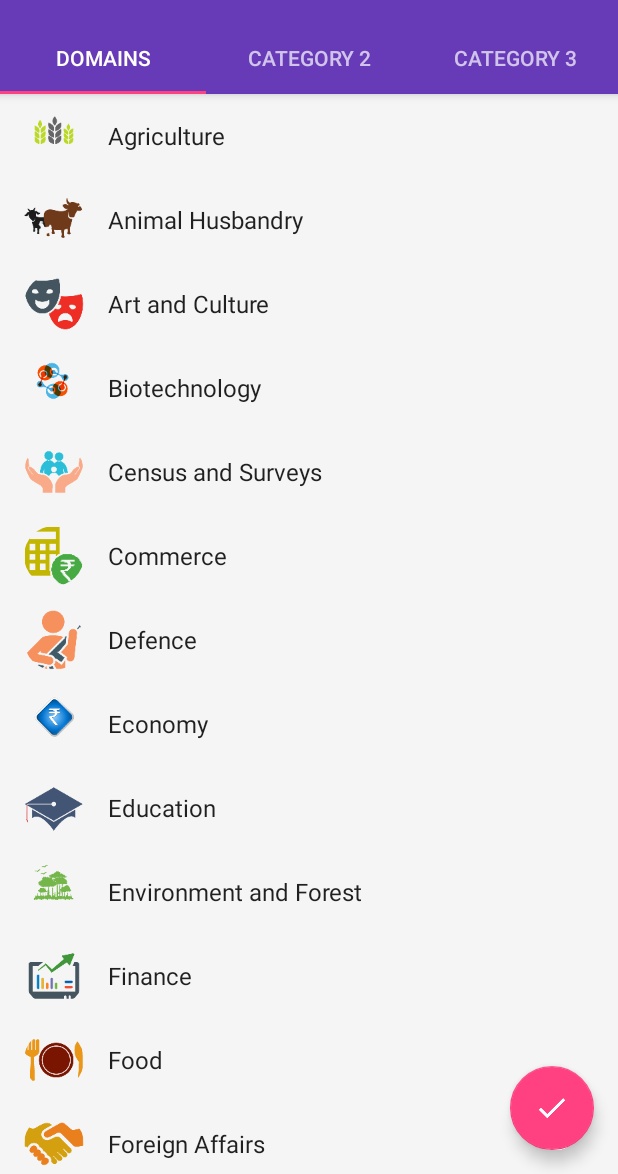
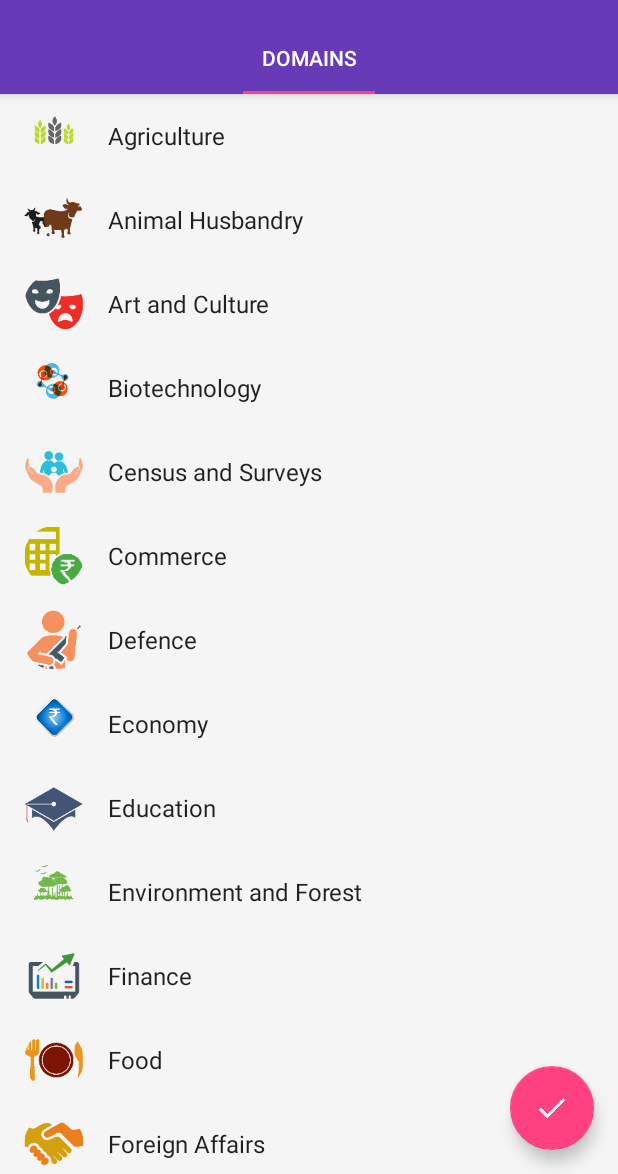
Before and after one commit to Knockathon2017/knockathon-scripts-kiddies, an Android app: the screen it shows after launch (MainActivity), in the side drawer, after a tap on "Messages", on a phone screen of 412 x 824 dp, the part 62-1236 px from its top. Run offline under Robolectric (Android 15) with nearby library versions, the light colour scheme and no system bars; our stand-ins replace CircleImageView; pictures from the network do not load.

Commit message:
added talking

```diff
--- a/app/build.gradle
+++ b/app/build.gradle
@@ -6,7 +6,7 @@ android {
 
     defaultConfig {
         applicationId "com.rsamadhan"
-        minSdkVersion 16
+        minSdkVersion 21
         targetSdkVersion 23
         versionCode 1
         versionName "1.0"
--- a/app/src/main/java/com/rsamadhan/DomainListFragment.java
+++ b/app/src/main/java/com/rsamadhan/DomainListFragment.java
@@ -19,6 +19,7 @@ package com.rsamadhan;
 import android.content.Context;
 import android.content.Intent;
 import android.os.Bundle;
+import android.speech.tts.TextToSpeech;
 import android.support.annotation.Nullable;
 import android.support.v4.app.Fragment;
 import android.support.v7.widget.LinearLayoutManager;
@@ -29,14 +30,32 @@ import android.view.View;
 import android.view.ViewGroup;
 import android.widget.ImageView;
 import android.widget.TextView;
+import android.widget.Toast;
 
 import com.bumptech.glide.Glide;
 
 import java.util.ArrayList;
 import java.util.List;
+import java.util.Locale;
 import java.util.Random;
 
-public class DomainListFragment extends Fragment {
+public class DomainListFragment extends Fragment implements
+        TextToSpeech.OnInitListener{
+
+    private TextToSpeech tts;
+    private boolean isTTSSuccess;
+
+    @Override
+    public void onResume() {
+        super.onResume();
+        if(tts == null){
+            tts = new TextToSpeech(getActivity(),this);
+        }else{
+            if(isTTSSuccess){
+                speakOut();
+            }
+        }
+    }
 
     @Nullable
     @Override
@@ -49,7 +68,7 @@ public class DomainListFragment extends Fragment {
 
     private void setupRecyclerView(RecyclerView recyclerView) {
         recyclerView.setLayoutManager(new LinearLayoutManager(recyclerView.getContext()));
-        recyclerView.setAdapter(new SimpleStringRecyclerViewAdapter(getActivity(),getResources().getStringArray(R.array.images)));
+        recyclerView.setAdapter(new SimpleStringRecyclerViewAdapter(getActivity(), getResources().getStringArray(R.array.images)));
     }
 
     private List<String> getRandomSublist(String[] array, int amount) {
@@ -59,6 +78,41 @@ public class DomainListFragment extends Fragment {
             list.add(array[random.nextInt(array.length)]);
         }
         return list;
+    }
+
+    /**
+     * Called to signal the completion of the TextToSpeech engine initialization.
+     *
+     * @param status {@link TextToSpeech#SUCCESS} or {@link TextToSpeech#ERROR}.
+     */
+    @Override
+    public void onInit(int status) {
+        if (status == TextToSpeech.SUCCESS) {
+            int result = tts.setLanguage(new Locale("hi", "IN"));
+            tts.setPitch(0.6f);
+            tts.setSpeechRate(0.5f);
+            if (result == TextToSpeech.LANG_MISSING_DATA
+                    || result == TextToSpeech.LANG_NOT_SUPPORTED) {
+                Toast.makeText(getActivity(), "This language is not supported", Toast.LENGTH_LONG).show();
+            } else {
+                isTTSSuccess = true;
+                speakOut();
+            }
+        }
+    }
+
+    private void speakOut() {
+
+        String text = "नीचे उल्लेख श्रेणी से चयन करें";
+        tts.speak(text, TextToSpeech.QUEUE_FLUSH, null, null);
+    }
+
+    @Override
+    public void onDestroy() {
+        super.onDestroy();
+        if(tts != null){
+            tts.shutdown();
+        }
     }
 
     public static class SimpleStringRecyclerViewAdapter
--- a/app/src/main/java/com/rsamadhan/MainActivity.java
+++ b/app/src/main/java/com/rsamadhan/MainActivity.java
@@ -101,8 +101,8 @@ public class MainActivity extends AppCompatActivity {
     private void setupViewPager(ViewPager viewPager) {
         Adapter adapter = new Adapter(getSupportFragmentManager());
         adapter.addFragment(new DomainListFragment(), getResources().getString(R.string.domain_text));
-        adapter.addFragment(new DomainListFragment(), "Category 2");
-        adapter.addFragment(new DomainListFragment(), "Category 3");
+       /* adapter.addFragment(new DomainListFragment(), "Category 2");
+        adapter.addFragment(new DomainListFragment(), "Category 3");*/
         viewPager.setAdapter(adapter);
     }
 
```
